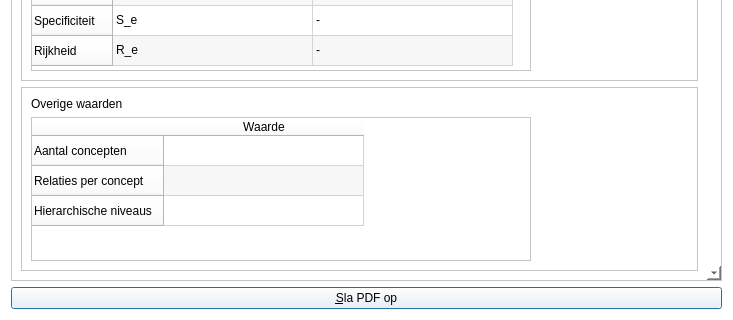
First picture: the form in qtbrainweaverprintratingdialog.ui, repository richelbilderbeek/BrainWeaver, before the edit; both pictures show x 0 to 733 and y 1033 to 1353 of the 733 by 1353 pixel window.
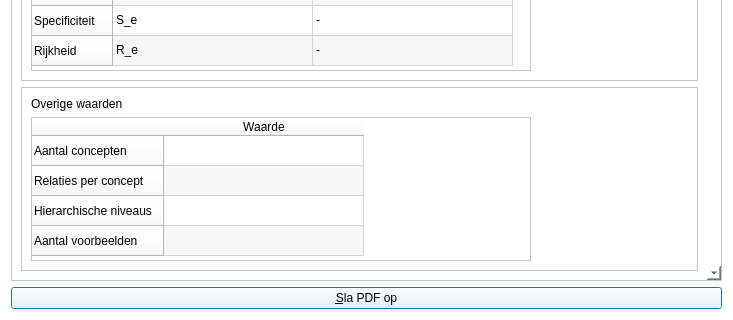
Second picture: the form after the edit. Icons and pictures are not drawn.

```diff
--- a/qtbrainweaverprintratingdialog.ui
+++ b/qtbrainweaverprintratingdialog.ui
@@ -37,8 +37,8 @@
        <rect>
         <x>0</x>
         <y>0</y>
-        <width>696</width>
-        <height>1298</height>
+        <width>699</width>
+        <height>1302</height>
        </rect>
       </property>
       <property name="maximumSize">
@@ -551,6 +551,11 @@
               <string>Hierarchische niveaus</string>
              </property>
             </row>
+            <row>
+             <property name="text">
+              <string>Aantal voorbeelden</string>
+             </property>
+            </row>
             <column>
              <property name="text">
               <string>Waarde</string>
```
